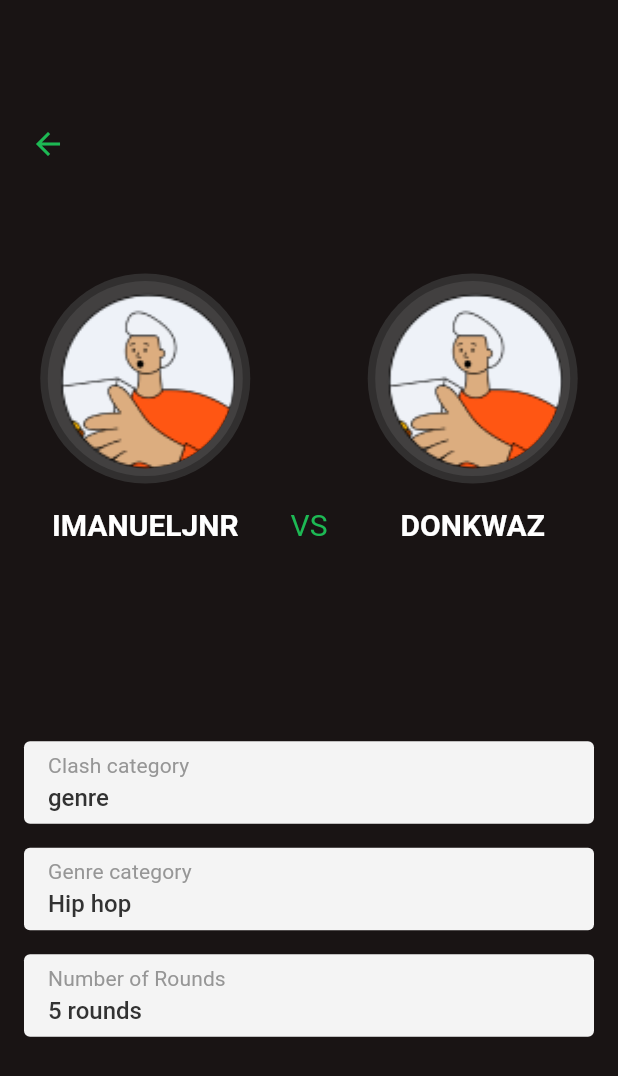
After one commit to Nkwachi-N/Clash, a Flutter app: the WaitingRoomScreen screen opened by its route, on a phone screen of 412 x 824 dp. The commit adds this screen. Shown: the top 1076 px of the screen. Run offline on Flutter 3.47's test engine with Material 2 defaults, Android fonts, the phone set to English and light mode, and no system bars; our stand-ins replace cloud_firestore, dio, firebase_core, flutter_spinkit, hive, hive_flutter and 2 more; missing offline and left inert: flutter_web_auth, pkce; accounts and stored records are empty.

Commit message:
waiting room screen done

```diff
--- a/lib/colors.dart
+++ b/lib/colors.dart
@@ -15,4 +15,6 @@ class ClashColors{
 
   static const Color grey900 = Color(0xFF969696);
 
+  static const Color grey400 = Color(0xFF323232);
+
 }
--- a/lib/core/dio_util.dart
+++ b/lib/core/dio_util.dart
@@ -98,15 +98,15 @@ class DioUtil {
         headers: _header,
       );
 
+      if(response.statusCode == 400) {
+        return ResponseStatus.reAuthenticate;
+      }
+
       final accessToken = jsonDecode(response.body)['access_token'];
       prefs.setString(Constants.kAccessToken, accessToken);
       return ResponseStatus.success;
 
-    } on DioError catch (e) {
-
-      if(e.response?.statusCode == 400) {
-        return ResponseStatus.reAuthenticate;
-      }
+    }  catch (e) {
 
       return ResponseStatus.unknown;
 
--- a/lib/routes/route_generator.dart
+++ b/lib/routes/route_generator.dart
@@ -1,5 +1,3 @@
-import 'dart:js';
-
 import 'package:clash_flutter/screens/auth_screen.dart';
 import 'package:clash_flutter/screens/avatar_screen.dart';
 import 'package:clash_flutter/screens/category_screen.dart';
@@ -12,6 +10,7 @@ import 'package:clash_flutter/screens/home_screen.dart';
 import 'package:clash_flutter/screens/host_mode_screen.dart';
 import 'package:clash_flutter/screens/join_clash_room.dart';
 import 'package:clash_flutter/screens/user_name_screen.dart';
+import 'package:clash_flutter/screens/waiting_room_screen.dart';
 import 'package:flutter/material.dart';
 
 class RouteGenerator {
@@ -19,6 +18,7 @@ class RouteGenerator {
 
   static const authScreen = '/';
   static const categoryScreen = '/categoryScreen';
+  static const waitingRoomScreen = '/waitingRoomScreen';
   static const clashModeScreen = '/clashModeScreen';
   static const clashRoomScreen = '/clashRoomScreen';
   static const subCategoryScreen = '/genreScreen';
@@ -47,6 +47,9 @@ class RouteGenerator {
       case clashModeScreen:
         return MaterialPageRoute(
           builder: (context) => const ClashModeScreen(),
+        ); case waitingRoomScreen:
+        return MaterialPageRoute(
+          builder: (context) => const WaitingRoomScreen(),
         );
       case subCategoryScreen:
         return MaterialPageRoute(
--- a/lib/screens/rounds_screen.dart
+++ b/lib/screens/rounds_screen.dart
@@ -1,3 +1,4 @@
+import 'package:clash_flutter/routes/route_generator.dart';
 import 'package:flutter/material.dart';
 import 'package:provider/provider.dart';
 
@@ -96,9 +97,9 @@ class RoundsScreen extends StatelessWidget {
               flex: 3,
             ),
             TextButton(
-              onPressed: () => model.rounds != null ? clash() : null,
+              onPressed: () => model.rounds != null ? clash(context) : null,
               child: Text(
-                'Clash',
+                'Continue',
                 style: textTheme.button,
               ),
             ),
@@ -111,7 +112,9 @@ class RoundsScreen extends StatelessWidget {
     ));
   }
 
-  void clash () {}
+  void clash (BuildContext context) {
+    Navigator.of(context).pushNamed(RouteGenerator.waitingRoomScreen);
+  }
 
 
 }
--- /dev/null
+++ b/lib/screens/waiting_room_screen.dart
@@ -0,0 +1,198 @@
+import 'package:clash_flutter/colors.dart';
+import 'package:flutter/cupertino.dart';
+import 'package:flutter/material.dart';
+
+class WaitingRoomScreen extends StatefulWidget {
+  const WaitingRoomScreen({Key? key}) : super(key: key);
+
+  @override
+  _WaitingRoomScreenState createState() => _WaitingRoomScreenState();
+}
+
+class _WaitingRoomScreenState extends State<WaitingRoomScreen> {
+  @override
+  Widget build(BuildContext context) {
+    final textTheme = Theme.of(context).textTheme;
+    return Scaffold(
+      body: Padding(
+        padding: const EdgeInsets.symmetric(horizontal: 8.0),
+        child: Column(
+          crossAxisAlignment: CrossAxisAlignment.stretch,
+          children: [
+            const SizedBox(
+              height: kToolbarHeight + 16.0,
+            ),
+            const Align(
+              alignment: Alignment.topLeft,
+              child: BackButton(
+                color: ClashColors.green200,
+              ),
+            ),
+            const Spacer(),
+            Column(
+              children: [
+                Row(
+                  mainAxisAlignment: MainAxisAlignment.center,
+                  crossAxisAlignment: CrossAxisAlignment.end,
+                  children: [
+                    const Expanded(child: AvatarImage()),
+                    Padding(
+                      padding: const EdgeInsets.symmetric(horizontal: 8.0),
+                      child: Text(
+                        'VS',
+                        style: textTheme.headline6?.copyWith(
+                          color: Colors.transparent,
+                        ),
+                      ),
+                    ),
+                    const Expanded(child: AvatarImage()),
+                  ],
+                ),
+                const SizedBox(
+                  height: 16.0,
+                ),
+                Row(
+                  crossAxisAlignment: CrossAxisAlignment.start,
+                  children: [
+                    Expanded(
+                      child: Text(
+                        'IMANUELJNR',
+                        textAlign: TextAlign.center,
+                        style: textTheme.headline6?.copyWith(
+                          fontWeight: FontWeight.bold,
+                        ),
+                      ),
+                    ),
+                    Padding(
+                      padding: const EdgeInsets.symmetric(horizontal: 8.0),
+                      child: Text(
+                        'VS',
+                        style: textTheme.headline6?.copyWith(
+                          color: ClashColors.green200,
+                        ),
+                      ),
+                    ),
+                    Expanded(
+                      child: Text(
+                        'DONKWAZ',
+                        textAlign: TextAlign.center,
+                        style: textTheme.headline6?.copyWith(
+                          fontWeight: FontWeight.bold,
+                        ),
+                      ),
+                    ),
+                  ],
+                )
+              ],
+            ),
+            const Spacer(
+              flex: 2,
+            ),
+            const RoomCard(title: 'Clash category', subtitle: 'genre'),
+            const RoomCard(title: 'Genre category', subtitle: 'Hip hop'),
+            const RoomCard(title: 'Number of Rounds', subtitle: '5 rounds'),
+            const Spacer(
+              flex: 2,
+            ),
+          ],
+        ),
+      ),
+    );
+  }
+}
+
+class AvatarImage extends StatelessWidget {
+  const AvatarImage({Key? key}) : super(key: key);
+
+  @override
+  Widget build(BuildContext context) {
+    return Stack(
+      alignment: Alignment.center,
+      children: [
+        Container(
+          height: 140.0,
+          width: 140.0,
+          decoration: BoxDecoration(
+            shape: BoxShape.circle,
+            color: const Color(0xFF434343).withOpacity(0.58),
+          ),
+        ),
+        Container(
+          height: 130.0,
+          width: 130.0,
+          decoration: BoxDecoration(
+            shape: BoxShape.circle,
+            color: const Color(0xFF686868).withOpacity(0.3),
+          ),
+        ),
+        Container(
+          height: 120.0,
+          width: 120.0,
+          decoration: const BoxDecoration(
+              shape: BoxShape.circle,
+              image: DecorationImage(
+                  fit: BoxFit.fitWidth,
+                  image: AssetImage(
+                    'assets/images/avatar_1.png',
+                  ))),
+        ),
+      ],
+    );
+  }
+}
+
+class RoomCard extends StatelessWidget {
+  final String title;
+  final String subtitle;
+
+  const RoomCard({
+    Key? key,
+    required this.title,
+    required this.subtitle,
+  }) : super(key: key);
+
+  @override
+  Widget build(BuildContext context) {
+    final textTheme = Theme.of(context).textTheme;
+    return Container(
+      padding: const EdgeInsets.only(
+        left: 16.0,
+        top: 8.0,
+        bottom: 8.0,
+      ),
+      margin: const EdgeInsets.all(8.0),
+      decoration: BoxDecoration(
+        borderRadius: BorderRadius.circular(4.0),
+        color: ClashColors.grey500,
+      ),
+      child: Row(
+        children: [
+          Expanded(
+            child: Column(
+              crossAxisAlignment: CrossAxisAlignment.start,
+              children: [
+                Text(
+                  title,
+                  style: textTheme.subtitle2?.copyWith(
+                    color: ClashColors.grey900,
+                    fontWeight: FontWeight.w400,
+                  ),
+                ),
+                const SizedBox(
+                  height: 4.0,
+                ),
+                Text(
+                  subtitle,
+                  style: textTheme.subtitle1?.copyWith(
+                    color: ClashColors.grey400,
+                    fontWeight: FontWeight.w500,
+                  ),
+                )
+              ],
+            ),
+          ),
+        ],
+      ),
+    );
+  }
+}
```
